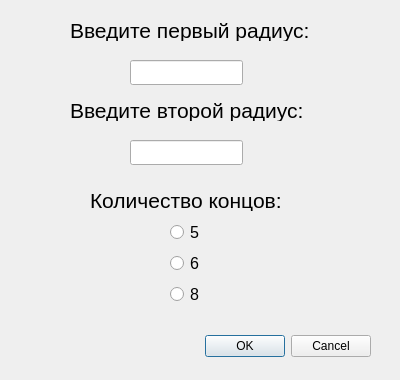
ahahaharu/OAiP_Labs, file Lab1/Task2/stardialog.ui: the form before one commit.
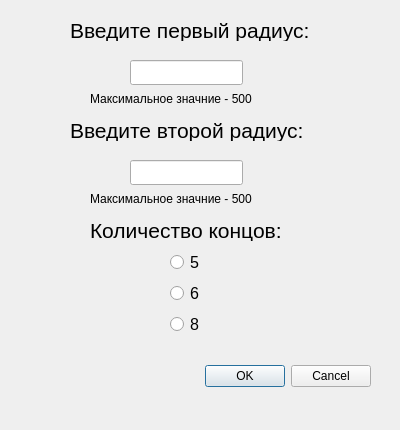
The form after the commit.

Diff of the .ui file:
```diff
--- a/Lab1/Task2/stardialog.ui
+++ b/Lab1/Task2/stardialog.ui
@@ -7,7 +7,7 @@
     <x>0</x>
     <y>0</y>
     <width>400</width>
-    <height>380</height>
+    <height>430</height>
    </rect>
   </property>
   <property name="windowTitle">
@@ -17,7 +17,7 @@
    <property name="geometry">
     <rect>
      <x>30</x>
-     <y>330</y>
+     <y>360</y>
      <width>341</width>
      <height>32</height>
     </rect>
@@ -51,7 +51,7 @@
    <property name="geometry">
     <rect>
      <x>70</x>
-     <y>100</y>
+     <y>120</y>
      <width>251</width>
      <height>21</height>
     </rect>
@@ -79,7 +79,7 @@
    <property name="geometry">
     <rect>
      <x>130</x>
-     <y>140</y>
+     <y>160</y>
      <width>113</width>
      <height>25</height>
     </rect>
@@ -89,7 +89,7 @@
    <property name="geometry">
     <rect>
      <x>90</x>
-     <y>190</y>
+     <y>220</y>
      <width>221</width>
      <height>21</height>
     </rect>
@@ -103,11 +103,11 @@
     <string>Количество концов:</string>
    </property>
   </widget>
-  <widget class="QWidget" name="">
+  <widget class="QWidget" name="layoutWidget">
    <property name="geometry">
     <rect>
      <x>170</x>
-     <y>220</y>
+     <y>250</y>
      <width>37</width>
      <height>86</height>
     </rect>
@@ -151,6 +151,32 @@
     </item>
    </layout>
   </widget>
+  <widget class="QLabel" name="label_4">
+   <property name="geometry">
+    <rect>
+     <x>90</x>
+     <y>90</y>
+     <width>211</width>
+     <height>17</height>
+    </rect>
+   </property>
+   <property name="text">
+    <string>Максимальное значние - 500</string>
+   </property>
+  </widget>
+  <widget class="QLabel" name="label_5">
+   <property name="geometry">
+    <rect>
+     <x>90</x>
+     <y>190</y>
+     <width>211</width>
+     <height>17</height>
+    </rect>
+   </property>
+   <property name="text">
+    <string>Максимальное значние - 500</string>
+   </property>
+  </widget>
  </widget>
  <resources/>
  <connections>
```
